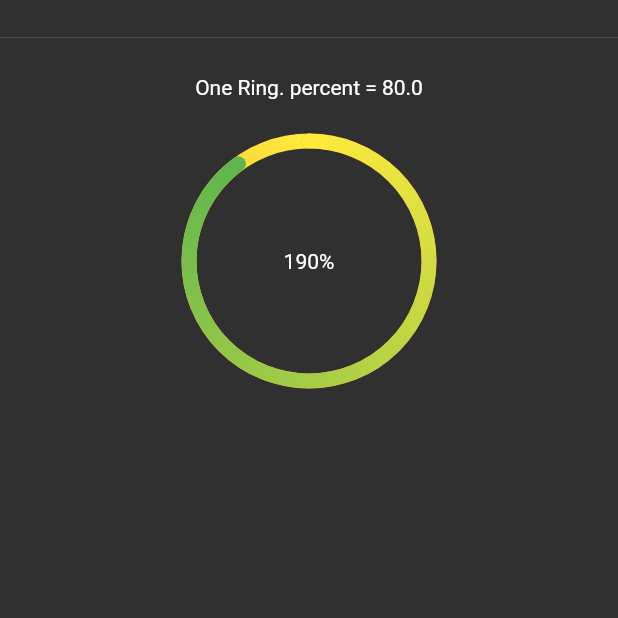
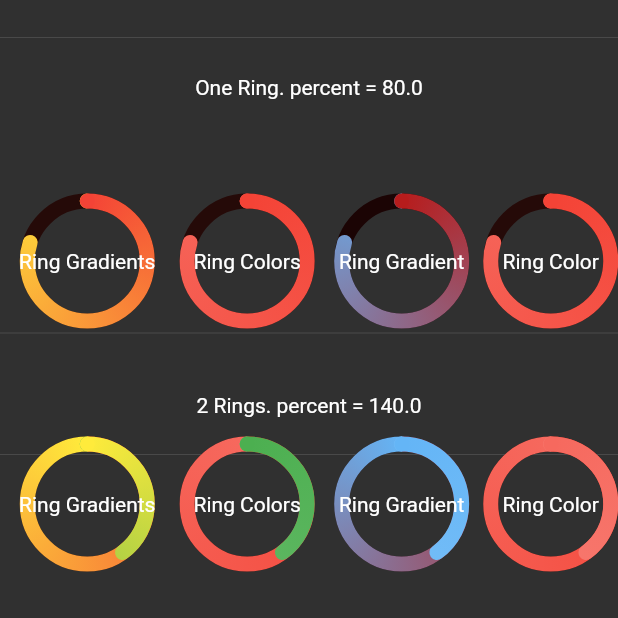
Before and after one commit to akashgurava/activity_ring, a Flutter app: the screen it shows after launch, on a phone screen of 412 x 824 dp, the top half of it. Run offline on Flutter 3.47's test engine with Material 2 defaults, Android fonts, the phone set to English and light mode, and no system bars.

Commit message:
cleanup master branch

```diff
--- a/example/lib/main.dart
+++ b/example/lib/main.dart
@@ -29,81 +29,71 @@ class RingExample extends StatelessWidget {
           mainAxisAlignment: MainAxisAlignment.spaceAround,
           children: <Widget>[
             Ring(
-              percent: 190,
-              color: RingColorScheme(ringGradients: [
-                [Colors.red, Colors.yellow],
-                [Colors.yellow, Colors.green]
-              ]),
-              radius: 80,
-              width: 10,
-              child: Center(child: Text('190%')),
+              percent: firstRingPercent,
+              color: ringGradients,
+              radius: ringRadius,
+              width: width,
+              child: gradientsChild,
             ),
-            // Ring(
-            //   percent: firstRingPercent,
-            //   color: ringGradients,
-            //   radius: ringRadius,
-            //   width: width,
-            //   child: gradientsChild,
-            // ),
-            //   Ring(
-            //     percent: firstRingPercent,
-            //     color: ringColors,
-            //     radius: ringRadius,
-            //     width: width,
-            //     child: colorsChild,
-            //   ),
-            //   Ring(
-            //     percent: firstRingPercent,
-            //     color: ringGradient,
-            //     radius: ringRadius,
-            //     width: width,
-            //     child: gradientChild,
-            //   ),
-            //   Ring(
-            //     percent: firstRingPercent,
-            //     color: ringColor,
-            //     radius: ringRadius,
-            //     width: width,
-            //     child: colorChild,
-            //   ),
+            Ring(
+              percent: firstRingPercent,
+              color: ringColors,
+              radius: ringRadius,
+              width: width,
+              child: colorsChild,
+            ),
+            Ring(
+              percent: firstRingPercent,
+              color: ringGradient,
+              radius: ringRadius,
+              width: width,
+              child: gradientChild,
+            ),
+            Ring(
+              percent: firstRingPercent,
+              color: ringColor,
+              radius: ringRadius,
+              width: width,
+              child: colorChild,
+            ),
           ],
         ),
-        // const Divider(height: 80),
-        // const Text('2 Rings. percent = $secondRingPercent'),
-        // const Divider(height: 50),
-        // Row(
-        //   mainAxisAlignment: MainAxisAlignment.spaceAround,
-        //   children: <Widget>[
-        //     Ring(
-        //       percent: secondRingPercent,
-        //       color: ringGradients,
-        //       radius: ringRadius,
-        //       width: width,
-        //       child: gradientsChild,
-        //     ),
-        //     Ring(
-        //       percent: secondRingPercent,
-        //       color: ringColors,
-        //       radius: ringRadius,
-        //       width: width,
-        //       child: colorsChild,
-        //     ),
-        //     Ring(
-        //       percent: secondRingPercent,
-        //       color: ringGradient,
-        //       radius: ringRadius,
-        //       width: width,
-        //       child: gradientChild,
-        //     ),
-        //     Ring(
-        //       percent: secondRingPercent,
-        //       color: ringColor,
-        //       radius: ringRadius,
-        //       width: width,
-        //       child: colorChild,
-        //     ),
-        //   ],
-        // ),
+        const Divider(height: 80),
+        const Text('2 Rings. percent = $secondRingPercent'),
+        const Divider(height: 50),
+        Row(
+          mainAxisAlignment: MainAxisAlignment.spaceAround,
+          children: <Widget>[
+            Ring(
+              percent: secondRingPercent,
+              color: ringGradients,
+              radius: ringRadius,
+              width: width,
+              child: gradientsChild,
+            ),
+            Ring(
+              percent: secondRingPercent,
+              color: ringColors,
+              radius: ringRadius,
+              width: width,
+              child: colorsChild,
+            ),
+            Ring(
+              percent: secondRingPercent,
+              color: ringGradient,
+              radius: ringRadius,
+              width: width,
+              child: gradientChild,
+            ),
+            Ring(
+              percent: secondRingPercent,
+              color: ringColor,
+              radius: ringRadius,
+              width: width,
+              child: colorChild,
+            ),
+          ],
+        ),
       ],
     );
   }
```
Also changed, not shown: 1 other file.
